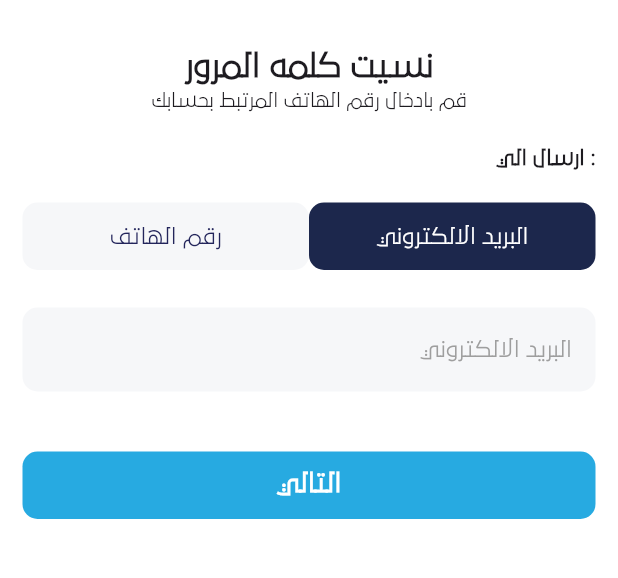
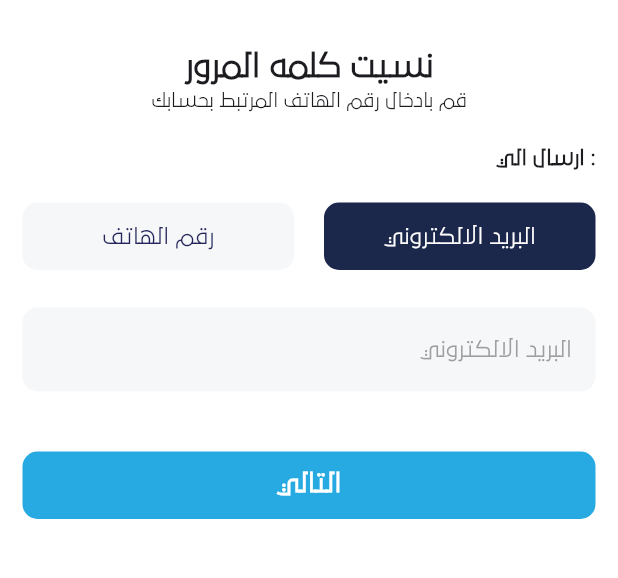
Before and after one commit to Skilly-GraduationProject/Flutter, a Flutter app: the ForgotPassView screen opened by its route, on a phone screen of 412 x 824 dp, the part 429-1007 px from its top. Run offline on Flutter 3.47's test engine with Material 3 defaults, Android fonts, the phone set to English and light mode, and no system bars; our stand-ins replace bloc, carousel_slider, dio, firebase_core, firebase_messaging, flutter_bloc and 7 more; accounts and stored records are empty.

Commit message:
return the select option for the auth only

```diff
--- a/lib/features/shared/auth/presentation/views/widgets/forgot_pass_view_body.dart
+++ b/lib/features/shared/auth/presentation/views/widgets/forgot_pass_view_body.dart
@@ -1,19 +1,14 @@
+
+
 import 'package:flutter/material.dart';
 import 'package:flutter_bloc/flutter_bloc.dart';
 import 'package:go_router/go_router.dart';
 import 'package:grad_project/features/shared/auth/presentation/manager/ForgetpassCubit/forgetPass_cubit.dart';
 import '../../../../../../core/helper/loading_indicator.dart';
-import 'custom_text_field.dart';
 import 'select_option.dart';
 
-class ForgotPassViewBody extends StatefulWidget {
+class ForgotPassViewBody extends StatelessWidget {
   ForgotPassViewBody({super.key});
-
-  @override
-  State<ForgotPassViewBody> createState() => _ForgotPassViewBodyState();
-}
-
-class _ForgotPassViewBodyState extends State<ForgotPassViewBody> {
   String? enteredInput;
 
   @override
@@ -67,52 +62,16 @@ class _ForgotPassViewBodyState extends State<ForgotPassViewBody> {
               const SizedBox(
                 height: 20,
               ),
-              // SelectOption(
-              //     first: 'البريد الالكتروني',
-              //     second: 'رقم الهاتف',
-              //     onSaved: (selectedOption, input) {
-              // enteredInput = input;
-              // if (selectedOption == 'email') {
-              //   BlocProvider.of<ForgetPassCubit>(context)
-              //       .forgetPass(email: input);
-              //       }
-              //     }),
               SelectOption(
-                  options: const [
-                    'البريد الالكتروني',
-                    'رقم الهاتف'
-                  ],
-                  optionWidgets: {
-                    'البريد الالكتروني': CustomTextField(
-                      title: 'البريد الالكتروني',
-                      onSaved: (val) {
-                        setState(() {
-                           enteredInput = val;
-                        print(enteredInput);
-                                                });
-
-                      },
-                    ),
-                    'رقم الهاتف': CustomTextField(
-                      title: 'رقم الهاتف',
-                      icon: Image.asset('assets/images/EG.png'),
-                      onSaved: (val) {
-                        enteredInput = val;
-                      },
-                    ),
-                  },
+                  first: 'رقم الهاتف',
+                  second: 'البريد الالكتروني',
                   onSaved: (selectedOption, input) {
-                    setState(() {
-                      enteredInput = input;
-                    });
-
-                    print(enteredInput);
-                    print(input);
-                    if (selectedOption == 'البريد الالكتروني') {
+                    enteredInput = input;
+                    if (selectedOption == 'email') {
                       BlocProvider.of<ForgetPassCubit>(context)
-                          .forgetPass(email: enteredInput!);
+                          .forgetPass(email: input);
                     }
-                  })
+                  }),
             ]),
       );
     });
--- a/lib/features/shared/auth/presentation/views/widgets/select_option.dart
+++ b/lib/features/shared/auth/presentation/views/widgets/select_option.dart
@@ -1,111 +1,17 @@
-// import 'package:flutter/material.dart';
-// import 'package:grad_project/features/shared/auth/presentation/views/widgets/verify_option.dart';
-// import 'custom_button.dart';
-// import 'custom_text_field.dart';
-
-// class SelectOption extends StatefulWidget {
-//   const SelectOption(
-//       {super.key,
-//       required this.first,
-//       required this.second,
-//       required this.onSaved});
-//   final String first, second;
-//   final Function(String selectedOption, String input) onSaved;
-
-//   @override
-//   State<SelectOption> createState() => _SelectOptionState();
-// }
-
-// class _SelectOptionState extends State<SelectOption> {
-//   final GlobalKey<FormState> formKey = GlobalKey<FormState>();
-//   String selectedOption = 'email';
-//   String? input;
-//   @override
-//   Widget build(BuildContext context) {
-//     return Column(
-//       children: [
-//         Row(
-//           children: [
-//             Expanded(
-//               child: VerifyOption(
-//                   title: widget.second,
-//                   selected: selectedOption == 'phone',
-//                   onTap: () {
-//                     setState(() {
-//                       selectedOption = 'phone';
-//                     });
-//                   }),
-//             ),
-//             const SizedBox(
-//               width: 20,
-//             ),
-//             Expanded(
-//               child: VerifyOption(
-//                   title: widget.first,
-//                   selected: selectedOption == 'email',
-//                   onTap: () {
-//                     setState(() {
-//                       selectedOption = 'email';
-//                     });
-//                   }),
-//             ),
-//           ],
-//         ),
-//         const SizedBox(
-//           height: 15,
-//         ),
-//         Form(
-//           key: formKey,
-//           child: Column(
-//             children: [
-//               if (selectedOption == 'email')
-//                 CustomTextField(
-//                   title: 'البريد الالكتروني',
-//                   onSaved: (val) => input = val,
-//                 ),
-//               if (selectedOption == 'phone')
-//                 CustomTextField(
-//                   title: 'رقم الهاتف',
-//                   icon: Image.asset('assets/images/EG.png'),
-//                   onSaved: (val) => input = val,
-//                 ),
-//               const SizedBox(
-//                 height: 40,
-//               ),
-//               CustomButton(
-//                 text: 'التالي',
-//                 onTap: () {
-//                   if (formKey.currentState!.validate()) {
-//                     formKey.currentState!.save();
-//                     widget.onSaved(selectedOption, input!);
-
-//                   }
-//                 },
-//               ),
-//             ],
-//           ),
-//         )
-//       ],
-//     );
-//   }
-// }
 
 import 'package:flutter/material.dart';
+import 'package:grad_project/features/shared/auth/presentation/views/widgets/verify_option.dart';
 import 'custom_button.dart';
 import 'custom_text_field.dart';
-import 'verify_option.dart';
 
 class SelectOption extends StatefulWidget {
-  const SelectOption({
-    super.key,
-    required this.options,
-    required this.optionWidgets,
-    required this.onSaved,
-  });
-
-  final List<String> options;
-  final Map<String, Widget> optionWidgets;
-  final Function(String selectedOption, dynamic input) onSaved;
+  const SelectOption(
+      {super.key,
+      required this.first,
+      required this.second,
+      required this.onSaved});
+  final String first, second;
+  final Function(String selectedOption, String input) onSaved;
 
   @override
   State<SelectOption> createState() => _SelectOptionState();
@@ -113,56 +19,72 @@ class SelectOption extends StatefulWidget {
 
 class _SelectOptionState extends State<SelectOption> {
   final GlobalKey<FormState> formKey = GlobalKey<FormState>();
-  String? selectedOption;
-  dynamic input;
-
-  @override
-  void initState() {
-    super.initState();
-    selectedOption = widget.options.first;
-  }
-
+  String selectedOption = 'email';
+  String? input;
   @override
   Widget build(BuildContext context) {
     return Column(
       children: [
         Row(
-          children: widget.options.map((option) {
-            return Expanded(
+          children: [
+            Expanded(
               child: VerifyOption(
-                title: option,
-                selected: selectedOption == option,
+                  title: widget.second,
+                  selected: selectedOption == 'email',
                   onTap: () {
                     setState(() {
-                    selectedOption = option;
+                      selectedOption = 'email';
                     });
-                },
+                  }),
             ),
-            );
-          }).toList(),
+            const SizedBox(
+              width: 20,
             ),
-        const SizedBox(height: 15),
             Expanded(
-          child: Form(
+              child: VerifyOption(
+                  title: widget.first,
+                  selected: selectedOption == 'phone',
+                  onTap: () {
+                    setState(() {
+                      selectedOption = 'phone';
+                    });
+                  }),
+            ),
+          ],
+        ),
+        const SizedBox(
+          height: 15,
+        ),
+        Form(
           key: formKey,
           child: Column(
             children: [
-                widget.optionWidgets[selectedOption] ?? const SizedBox(),
-                const SizedBox(height: 40),
+              if (selectedOption == 'email')
+                CustomTextField(
+                  title: 'البريد الالكتروني',
+                  onSaved: (val) => input = val,
+                ),
+              if (selectedOption == 'phone')
+                CustomTextField(
+                  title: 'رقم الهاتف',
+                  icon: Image.asset('assets/images/EG.png'),
+                  onSaved: (val) => input = val,
+                ),
+              const SizedBox(
+                height: 40,
+              ),
               CustomButton(
                 text: 'التالي',
                 onTap: () {
                   if (formKey.currentState!.validate()) {
                     formKey.currentState!.save();
-                      setState(() {});
-                      widget.onSaved(selectedOption!, input);
+                    widget.onSaved(selectedOption, input!);
                   }
                 },
               ),
             ],
           ),
-          ),
-        ),
+        )
       ],
     );
   }
```
Lines whose indentation alone changed are shown as unchanged.
